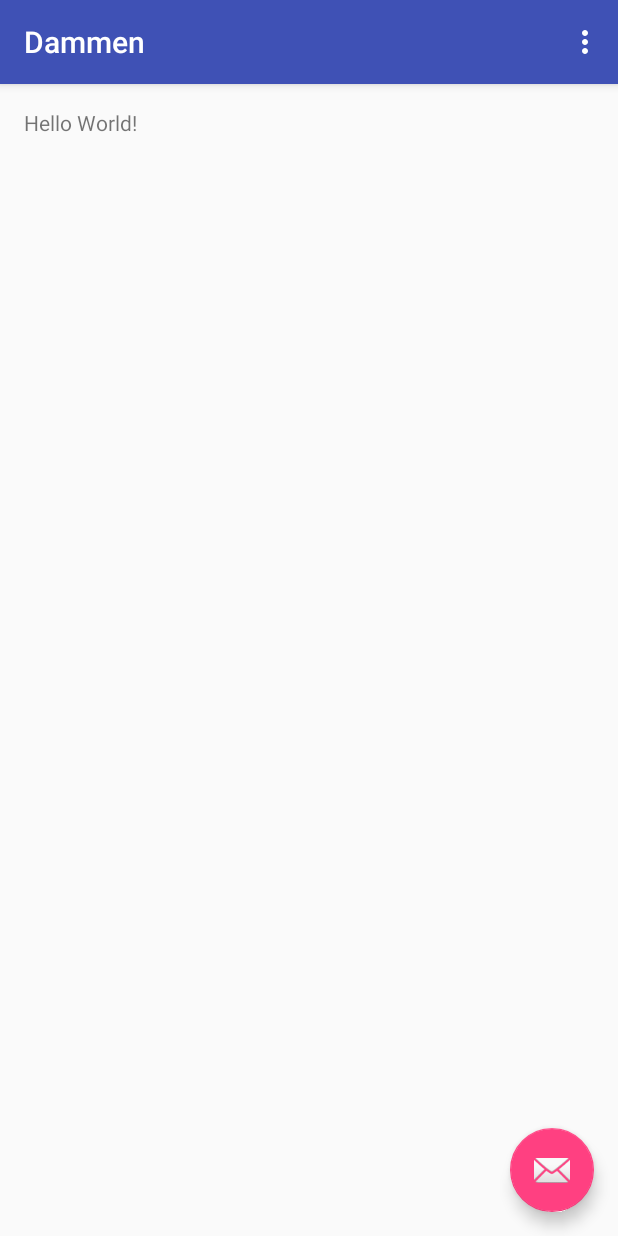
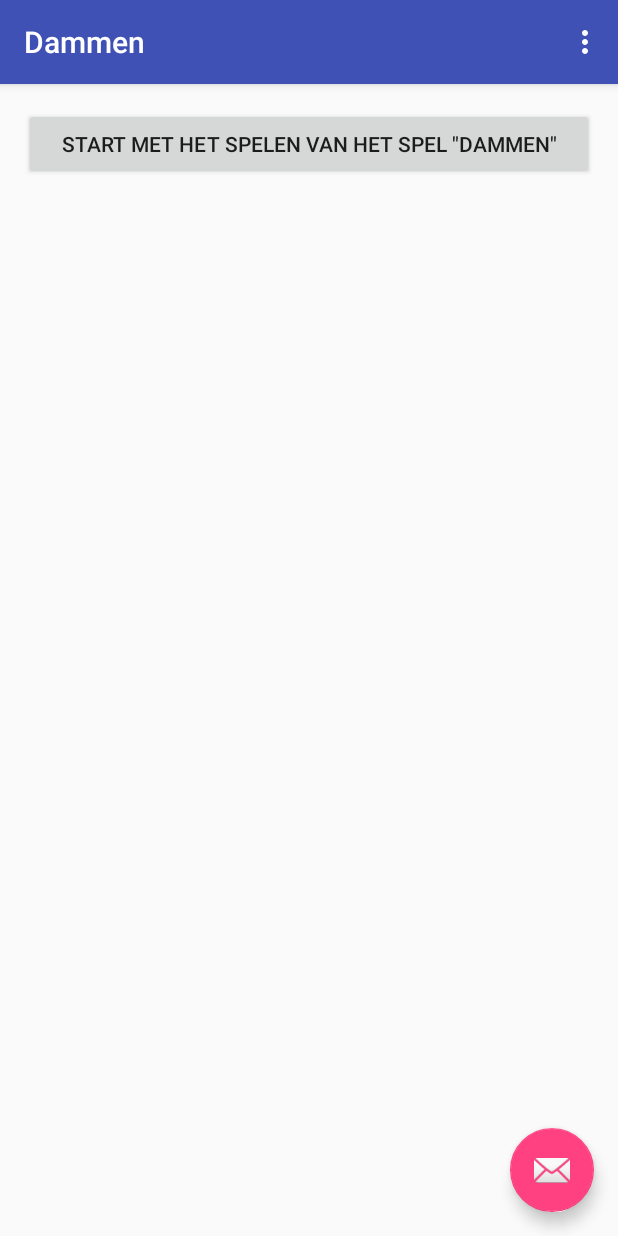
Before and after one commit to Zwaardav/dammen, an Android app: the screen it shows after launch (MainActivity), on a phone screen of 412 x 824 dp. Run offline under Robolectric (Android 15) with nearby library versions, the phone set to English and light mode, and no system bars.

Commit message:
Start van main menu

```diff
--- a/app/src/main/res/layout/content_main.xml
+++ b/app/src/main/res/layout/content_main.xml
@@ -13,8 +13,13 @@
     tools:context="haakjeopenen.dammen.MainActivity"
     tools:showIn="@layout/activity_main">
 
-    <TextView
-        android:layout_width="wrap_content"
+
+    <Button
+        android:layout_width="match_parent"
         android:layout_height="wrap_content"
-        android:text="Hello World!"/>
+        android:text="Start met het spelen van het spel &quot;Dammen&quot;"
+        android:id="@+id/button"
+        android:layout_alignParentTop="true"
+        android:layout_alignParentRight="true"
+        android:layout_alignParentEnd="true"/>
 </RelativeLayout>
```
